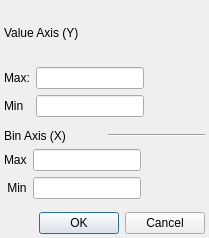
BlueQuartzSoftware/EMMPMWorkbench, file Code/EmMpmGui/UI_Files/AxisSettingsDialog.ui: the form before one commit.
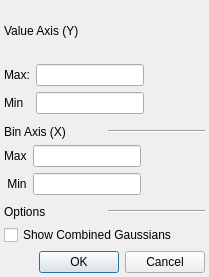
The form after the commit.

Diff of the .ui file:
```diff
--- a/Code/EmMpmGui/UI_Files/AxisSettingsDialog.ui
+++ b/Code/EmMpmGui/UI_Files/AxisSettingsDialog.ui
@@ -7,7 +7,7 @@
     <x>0</x>
     <y>0</y>
     <width>209</width>
-    <height>238</height>
+    <height>277</height>
    </rect>
   </property>
   <property name="windowTitle">
@@ -20,9 +20,6 @@
    <bool>false</bool>
   </property>
   <layout class="QVBoxLayout" name="verticalLayout">
-   <property name="spacing">
-    <number>6</number>
-   </property>
    <property name="margin">
     <number>4</number>
    </property>
@@ -151,6 +148,34 @@
      </item>
     </layout>
    </item>
+   <item>
+    <layout class="QHBoxLayout" name="horizontalLayout_2">
+     <item>
+      <widget class="QLabel" name="label_3">
+       <property name="text">
+        <string>Options</string>
+       </property>
+      </widget>
+     </item>
+     <item>
+      <widget class="Line" name="line_2">
+       <property name="orientation">
+        <enum>Qt::Horizontal</enum>
+       </property>
+      </widget>
+     </item>
+    </layout>
+   </item>
+   <item>
+    <widget class="QCheckBox" name="showCombinedGaussians">
+     <property name="text">
+      <string>Show Combined Gaussians</string>
+     </property>
+     <property name="checked">
+      <bool>false</bool>
+     </property>
+    </widget>
+   </item>
    <item>
     <widget class="QDialogButtonBox" name="buttonBox">
      <property name="orientation">
```
